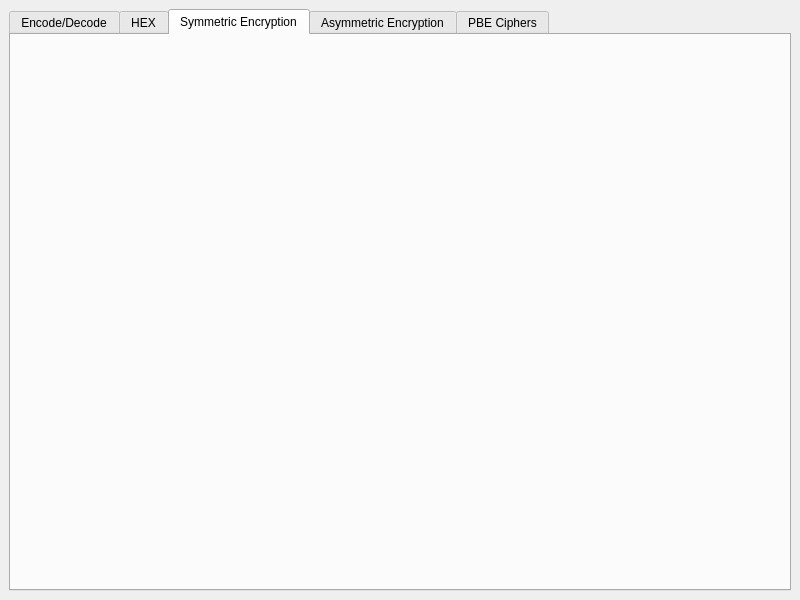
The window that mainwindow.ui (ablegao/SecureRune) describes before a commit, drawn with Qt 5.
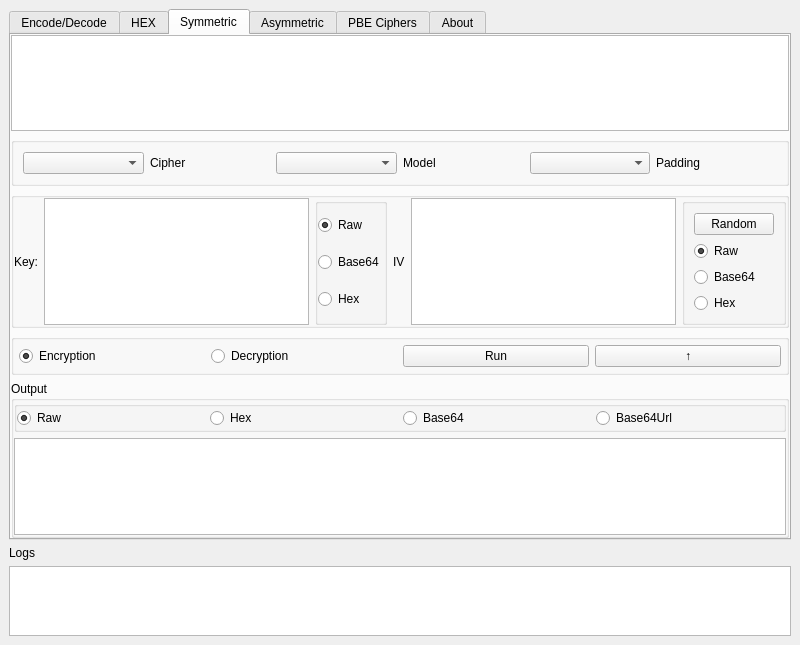
The same window after the commit. The open tabs and pages were chosen to show the change.

```diff
--- a/mainwindow.ui
+++ b/mainwindow.ui
@@ -7,7 +7,7 @@
     <x>0</x>
     <y>0</y>
     <width>800</width>
-    <height>600</height>
+    <height>645</height>
    </rect>
   </property>
   <property name="sizePolicy">
@@ -264,12 +264,328 @@
       </widget>
       <widget class="QWidget" name="tab_3">
        <attribute name="title">
-        <string>Symmetric Encryption</string>
+        <string>Symmetric</string>
        </attribute>
+       <layout class="QVBoxLayout" name="verticalLayout_2">
+        <property name="leftMargin">
+         <number>0</number>
+        </property>
+        <property name="topMargin">
+         <number>0</number>
+        </property>
+        <property name="rightMargin">
+         <number>0</number>
+        </property>
+        <property name="bottomMargin">
+         <number>0</number>
+        </property>
+        <item>
+         <widget class="QPlainTextEdit" name="symmetric_input"/>
+        </item>
+        <item>
+         <widget class="QGroupBox" name="groupBox_3">
+          <property name="title">
+           <string/>
+          </property>
+          <layout class="QHBoxLayout" name="horizontalLayout_3">
+           <item>
+            <widget class="QComboBox" name="s_chipher"/>
+           </item>
+           <item>
+            <widget class="QLabel" name="label_3">
+             <property name="text">
+              <string>Cipher</string>
+             </property>
+            </widget>
+           </item>
+           <item>
+            <widget class="QComboBox" name="s_mode"/>
+           </item>
+           <item>
+            <widget class="QLabel" name="label_4">
+             <property name="text">
+              <string>Model</string>
+             </property>
+            </widget>
+           </item>
+           <item>
+            <widget class="QComboBox" name="s_padding"/>
+           </item>
+           <item>
+            <widget class="QLabel" name="label_5">
+             <property name="text">
+              <string>Padding</string>
+             </property>
+            </widget>
+           </item>
+          </layout>
+         </widget>
+        </item>
+        <item>
+         <widget class="QGroupBox" name="groupBox_4">
+          <property name="title">
+           <string/>
+          </property>
+          <layout class="QHBoxLayout" name="horizontalLayout_6">
+           <property name="leftMargin">
+            <number>0</number>
+           </property>
+           <property name="topMargin">
+            <number>0</number>
+           </property>
+           <property name="rightMargin">
+            <number>0</number>
+           </property>
+           <property name="bottomMargin">
+            <number>0</number>
+           </property>
+           <item>
+            <widget class="QLabel" name="label_6">
+             <property name="text">
+              <string>Key:</string>
+             </property>
+            </widget>
+           </item>
+           <item>
+            <widget class="QPlainTextEdit" name="symmetric_key"/>
+           </item>
+           <item>
+            <widget class="QGroupBox" name="groupBox_5">
+             <property name="title">
+              <string/>
+             </property>
+             <layout class="QVBoxLayout" name="verticalLayout_3">
+              <property name="leftMargin">
+               <number>0</number>
+              </property>
+              <property name="topMargin">
+               <number>0</number>
+              </property>
+              <property name="rightMargin">
+               <number>0</number>
+              </property>
+              <property name="bottomMargin">
+               <number>0</number>
+              </property>
+              <item>
+               <widget class="QRadioButton" name="s_key_type_raw">
+                <property name="text">
+                 <string>Raw</string>
+                </property>
+                <property name="checked">
+                 <bool>true</bool>
+                </property>
+               </widget>
+              </item>
+              <item>
+               <widget class="QRadioButton" name="s_key_type_base64">
+                <property name="text">
+                 <string>Base64</string>
+                </property>
+                <property name="checked">
+                 <bool>false</bool>
+                </property>
+               </widget>
+              </item>
+              <item>
+               <widget class="QRadioButton" name="s_key_type_hex">
+                <property name="text">
+                 <string>Hex</string>
+                </property>
+               </widget>
+              </item>
+             </layout>
+            </widget>
+           </item>
+           <item>
+            <widget class="QLabel" name="label_7">
+             <property name="text">
+              <string>IV</string>
+             </property>
+            </widget>
+           </item>
+           <item>
+            <widget class="QPlainTextEdit" name="symmetric_iv"/>
+           </item>
+           <item>
+            <widget class="QGroupBox" name="groupBox_6">
+             <property name="title">
+              <string/>
+             </property>
+             <layout class="QVBoxLayout" name="verticalLayout_4">
+              <item>
+               <widget class="QPushButton" name="s_iv_random">
+                <property name="text">
+                 <string>Random</string>
+                </property>
+               </widget>
+              </item>
+              <item>
+               <widget class="QRadioButton" name="s_iv_type_raw">
+                <property name="text">
+                 <string>Raw</string>
+                </property>
+                <property name="checked">
+                 <bool>true</bool>
+                </property>
+               </widget>
+              </item>
+              <item>
+               <widget class="QRadioButton" name="s_iv_type_base64">
+                <property name="text">
+                 <string>Base64</string>
+                </property>
+                <property name="checked">
+                 <bool>false</bool>
+                </property>
+               </widget>
+              </item>
+              <item>
+               <widget class="QRadioButton" name="s_iv_type_hex">
+                <property name="text">
+                 <string>Hex</string>
+                </property>
+               </widget>
+              </item>
+             </layout>
+            </widget>
+           </item>
+          </layout>
+         </widget>
+        </item>
+        <item>
+         <widget class="QGroupBox" name="groupBox_7">
+          <property name="title">
+           <string/>
+          </property>
+          <layout class="QHBoxLayout" name="horizontalLayout_7">
+           <property name="leftMargin">
+            <number>5</number>
+           </property>
+           <property name="topMargin">
+            <number>5</number>
+           </property>
+           <property name="rightMargin">
+            <number>5</number>
+           </property>
+           <property name="bottomMargin">
+            <number>5</number>
+           </property>
+           <item>
+            <widget class="QRadioButton" name="s_method_encryption">
+             <property name="text">
+              <string>Encryption</string>
+             </property>
+             <property name="checked">
+              <bool>true</bool>
+             </property>
+            </widget>
+           </item>
+           <item>
+            <widget class="QRadioButton" name="s_method_decryption">
+             <property name="text">
+              <string>Decryption</string>
+             </property>
+            </widget>
+           </item>
+           <item>
+            <widget class="QPushButton" name="btn_symmetric_run">
+             <property name="text">
+              <string>Run</string>
+             </property>
+            </widget>
+           </item>
+           <item>
+            <widget class="QPushButton" name="btn_symmetric_replace">
+             <property name="text">
+              <string>↑</string>
+             </property>
+            </widget>
+           </item>
+          </layout>
+         </widget>
+        </item>
+        <item>
+         <widget class="QGroupBox" name="groupBox_8">
+          <property name="title">
+           <string>Output</string>
+          </property>
+          <layout class="QVBoxLayout" name="verticalLayout_5">
+           <property name="leftMargin">
+            <number>0</number>
+           </property>
+           <property name="topMargin">
+            <number>0</number>
+           </property>
+           <property name="rightMargin">
+            <number>0</number>
+           </property>
+           <property name="bottomMargin">
+            <number>0</number>
+           </property>
+           <item>
+            <widget class="QGroupBox" name="groupBox_9">
+             <property name="title">
+              <string/>
+             </property>
+             <layout class="QHBoxLayout" name="horizontalLayout_8">
+              <property name="leftMargin">
+               <number>0</number>
+              </property>
+              <property name="topMargin">
+               <number>0</number>
+              </property>
+              <property name="rightMargin">
+               <number>0</number>
+              </property>
+              <property name="bottomMargin">
+               <number>0</number>
+              </property>
+              <item>
+               <widget class="QRadioButton" name="s_output_type_raw">
+                <property name="text">
+                 <string>Raw</string>
+                </property>
+                <property name="checked">
+                 <bool>true</bool>
+                </property>
+               </widget>
+              </item>
+              <item>
+               <widget class="QRadioButton" name="s_output_type_hex">
+                <property name="text">
+                 <string>Hex</string>
+                </property>
+               </widget>
+              </item>
+              <item>
+               <widget class="QRadioButton" name="s_output_type_base64">
+                <property name="text">
+                 <string>Base64</string>
+                </property>
+               </widget>
+              </item>
+              <item>
+               <widget class="QRadioButton" name="s_output_type_base64url">
+                <property name="text">
+                 <string>Base64Url</string>
+                </property>
+               </widget>
+              </item>
+             </layout>
+            </widget>
+           </item>
+           <item>
+            <widget class="QPlainTextEdit" name="symmetric_output"/>
+           </item>
+          </layout>
+         </widget>
+        </item>
+       </layout>
       </widget>
       <widget class="QWidget" name="tab_4">
        <attribute name="title">
-        <string>Asymmetric Encryption</string>
+        <string>Asymmetric</string>
        </attribute>
       </widget>
       <widget class="QWidget" name="tab_5">
@@ -277,6 +593,46 @@
         <string>PBE Ciphers</string>
        </attribute>
       </widget>
+      <widget class="QWidget" name="tab_6">
+       <attribute name="title">
+        <string>About</string>
+       </attribute>
+       <layout class="QHBoxLayout" name="horizontalLayout_5">
+        <property name="leftMargin">
+         <number>0</number>
+        </property>
+        <property name="topMargin">
+         <number>0</number>
+        </property>
+        <property name="rightMargin">
+         <number>0</number>
+        </property>
+        <property name="bottomMargin">
+         <number>0</number>
+        </property>
+        <item>
+         <widget class="QTextEdit" name="textEdit">
+          <property name="readOnly">
+           <bool>true</bool>
+          </property>
+         </widget>
+        </item>
+       </layout>
+      </widget>
+     </widget>
+    </item>
+    <item row="1" column="0">
+     <widget class="QLabel" name="label_2">
+      <property name="text">
+       <string>Logs</string>
+      </property>
+     </widget>
+    </item>
+    <item row="2" column="0">
+     <widget class="QPlainTextEdit" name="outlogs">
+      <property name="readOnly">
+       <bool>true</bool>
+      </property>
      </widget>
     </item>
    </layout>
```
Left out of the diff: 102 changed lines with no effect on the pictures.
